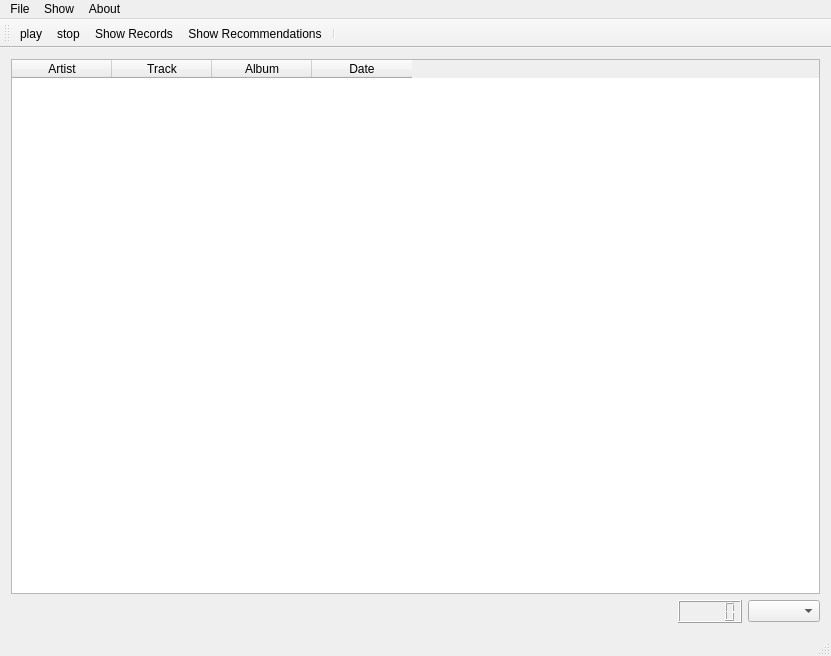
Before: the Qt Designer form mainw.ui in stephen-hopkins/MusicEEG, drawn with Qt 5.
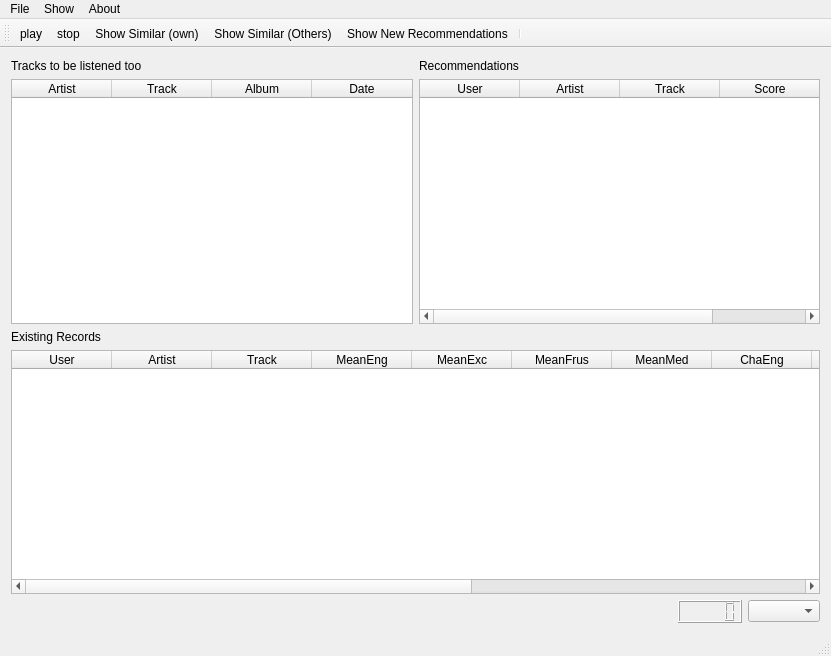
After: the same form once the commit is applied. Custom widgets are drawn as their Qt base class.

Commit message: IMproving UI for MainWindow.  Getting git of seperate displayRecs class

```diff
--- a/mainw.ui
+++ b/mainw.ui
@@ -20,9 +20,20 @@
    <string>MainW</string>
   </property>
   <widget class="QWidget" name="centralWidget">
+   <layout class="QVBoxLayout" name="verticalLayout_4">
+    <item>
+     <layout class="QHBoxLayout" name="horizontalLayout_2">
+      <item>
    <layout class="QVBoxLayout" name="verticalLayout">
     <item>
-     <widget class="QTableWidget" name="musicTable">
+         <widget class="QLabel" name="label_2">
+          <property name="text">
+           <string>Tracks to be listened too</string>
+          </property>
+         </widget>
+        </item>
+        <item>
+         <widget class="QTableWidget" name="newTable">
       <property name="autoScroll">
        <bool>true</bool>
       </property>
@@ -32,6 +43,9 @@
       <property name="selectionBehavior">
        <enum>QAbstractItemView::SelectRows</enum>
       </property>
+          <property name="showGrid">
+           <bool>false</bool>
+          </property>
       <property name="columnCount">
        <number>4</number>
       </property>
@@ -41,6 +55,9 @@
       <attribute name="horizontalHeaderMinimumSectionSize">
        <number>27</number>
       </attribute>
+          <attribute name="verticalHeaderVisible">
+           <bool>false</bool>
+          </attribute>
       <attribute name="verticalHeaderDefaultSectionSize">
        <number>30</number>
       </attribute>
@@ -69,6 +86,145 @@
       </column>
      </widget>
     </item>
+       </layout>
+      </item>
+      <item>
+       <layout class="QVBoxLayout" name="verticalLayout_3">
+        <item>
+         <widget class="QLabel" name="label_3">
+          <property name="text">
+           <string>Recommendations</string>
+          </property>
+         </widget>
+        </item>
+        <item>
+         <widget class="QTableWidget" name="recTable">
+          <property name="autoScroll">
+           <bool>false</bool>
+          </property>
+          <property name="showGrid">
+           <bool>false</bool>
+          </property>
+          <attribute name="verticalHeaderVisible">
+           <bool>false</bool>
+          </attribute>
+          <column>
+           <property name="text">
+            <string>User</string>
+           </property>
+          </column>
+          <column>
+           <property name="text">
+            <string>Artist</string>
+           </property>
+          </column>
+          <column>
+           <property name="text">
+            <string>Track</string>
+           </property>
+          </column>
+          <column>
+           <property name="text">
+            <string>Score</string>
+           </property>
+          </column>
+         </widget>
+        </item>
+       </layout>
+      </item>
+     </layout>
+    </item>
+    <item>
+     <layout class="QVBoxLayout" name="verticalLayout_2">
+      <item>
+       <widget class="QLabel" name="label">
+        <property name="text">
+         <string>Existing Records</string>
+        </property>
+       </widget>
+      </item>
+      <item>
+       <widget class="QTableWidget" name="existingTable">
+        <property name="showGrid">
+         <bool>false</bool>
+        </property>
+        <attribute name="verticalHeaderVisible">
+         <bool>false</bool>
+        </attribute>
+        <column>
+         <property name="text">
+          <string>User</string>
+         </property>
+        </column>
+        <column>
+         <property name="text">
+          <string>Artist</string>
+         </property>
+        </column>
+        <column>
+         <property name="text">
+          <string>Track</string>
+         </property>
+        </column>
+        <column>
+         <property name="text">
+          <string>MeanEng</string>
+         </property>
+        </column>
+        <column>
+         <property name="text">
+          <string>MeanExc</string>
+         </property>
+        </column>
+        <column>
+         <property name="text">
+          <string>MeanFrus</string>
+         </property>
+        </column>
+        <column>
+         <property name="text">
+          <string>MeanMed</string>
+         </property>
+        </column>
+        <column>
+         <property name="text">
+          <string>ChaEng</string>
+         </property>
+        </column>
+        <column>
+         <property name="text">
+          <string>ChaExc</string>
+         </property>
+        </column>
+        <column>
+         <property name="text">
+          <string>ChaFrus</string>
+         </property>
+        </column>
+        <column>
+         <property name="text">
+          <string>StDevEng</string>
+         </property>
+        </column>
+        <column>
+         <property name="text">
+          <string>StDevExc</string>
+         </property>
+        </column>
+        <column>
+         <property name="text">
+          <string>StDevFrus</string>
+         </property>
+        </column>
+        <column>
+         <property name="text">
+          <string>StDevMed</string>
+         </property>
+        </column>
+       </widget>
+      </item>
+     </layout>
+    </item>
     <item>
      <layout class="QHBoxLayout" name="horizontalLayout">
       <item>
@@ -119,8 +275,9 @@
     <property name="title">
      <string>Show</string>
     </property>
-    <addaction name="actionShowRecords"/>
-    <addaction name="actionShow_Recommendations"/>
+    <addaction name="actionShowSimOwn"/>
+    <addaction name="actionShowSimOthers"/>
+    <addaction name="actionShowNewrecs"/>
    </widget>
    <addaction name="menuFile"/>
    <addaction name="menuShow"/>
@@ -135,8 +292,9 @@
    </attribute>
    <addaction name="actionPlay"/>
    <addaction name="actionStop"/>
-   <addaction name="actionShowRecords"/>
-   <addaction name="actionShow_Recommendations"/>
+   <addaction name="actionShowSimOwn"/>
+   <addaction name="actionShowSimOthers"/>
+   <addaction name="actionShowNewrecs"/>
    <addaction name="separator"/>
   </widget>
   <widget class="QStatusBar" name="statusBar"/>
@@ -199,14 +357,28 @@
     <string>About QT</string>
    </property>
   </action>
-  <action name="actionShowRecords">
+  <action name="actionShowSimOwn">
    <property name="text">
-    <string>Show Records</string>
+    <string>Show Similar (own)</string>
    </property>
+   <property name="toolTip">
+    <string>show tracks that provoke a similar emotional response that you have listened to</string>
+   </property>
   </action>
-  <action name="actionShow_Recommendations">
+  <action name="actionShowSimOthers">
    <property name="text">
-    <string>Show Recommendations</string>
+    <string>Show Similar (Others)</string>
+   </property>
+   <property name="toolTip">
+    <string>Show tracks that another user found similar</string>
+   </property>
+  </action>
+  <action name="actionShowNewrecs">
+   <property name="text">
+    <string>Show New Recommendations</string>
+   </property>
+   <property name="toolTip">
+    <string>Show recommendations based on your listening history</string>
    </property>
   </action>
  </widget>
```
Lines whose indentation alone changed are shown as unchanged. The commit also changes 7 other files.
